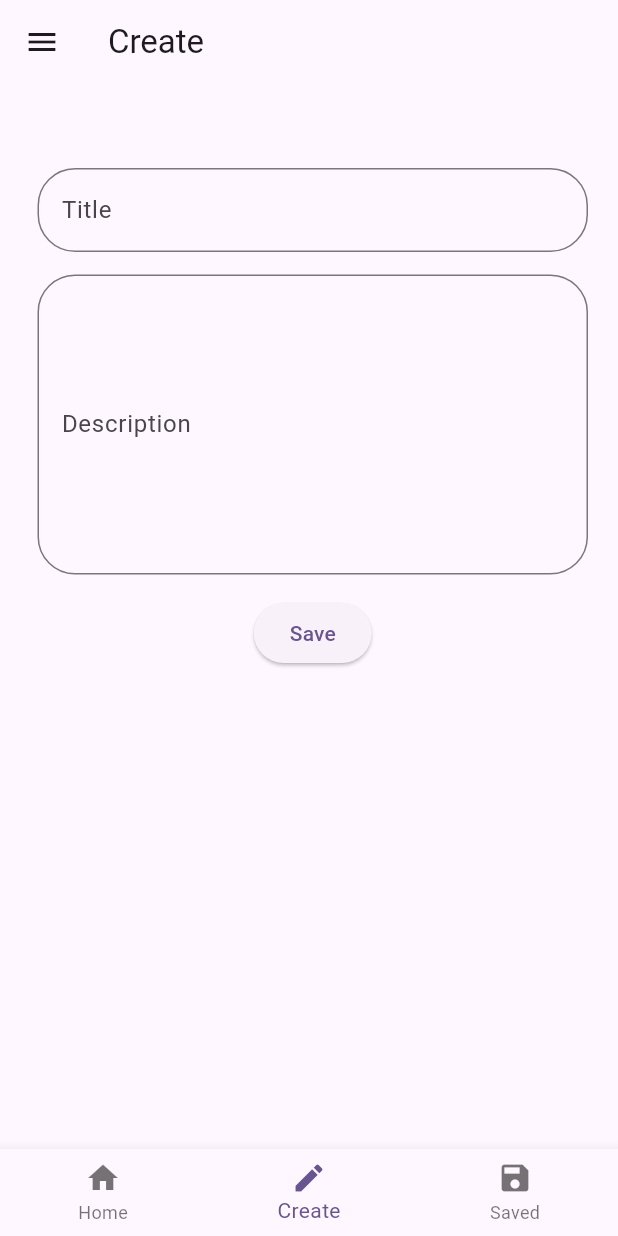
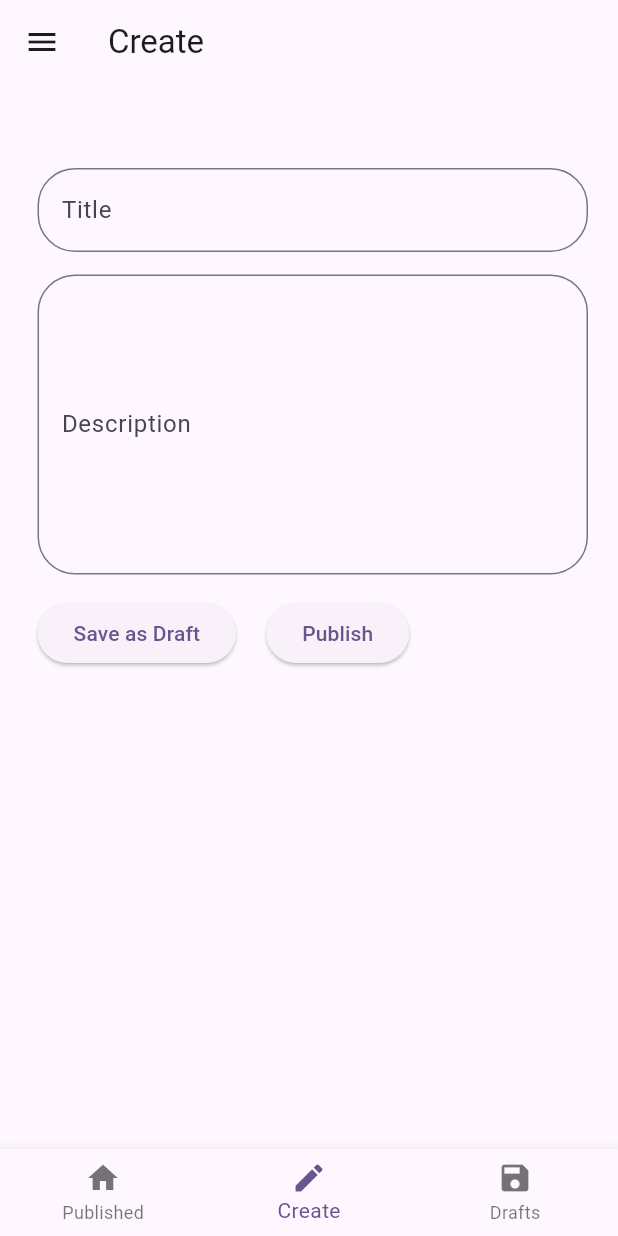
Before and after one commit to sailesh818/publish-and-save, a Flutter app: the screen it shows once a user with an empty profile is signed in, item 2 of the bottom bar chosen, on a phone screen of 412 x 824 dp. Run offline on Flutter 3.47's test engine with Material 3 defaults, Android fonts, the phone set to English and light mode, and no system bars; our stand-ins replace cloud_firestore, firebase_auth, firebase_core, get; accounts and stored records are empty.

Commit message:
publish and drafts added

```diff
--- a/lib/pages/create_page.dart
+++ b/lib/pages/create_page.dart
@@ -1,4 +1,5 @@
 import 'package:cloud_firestore/cloud_firestore.dart';
+import 'package:firebase_auth/firebase_auth.dart';
 //import 'package:firebase_storage/firebase_storage.dart';
 import 'package:flutter/material.dart';
 
@@ -15,9 +16,10 @@ class _CreatePageState extends State<CreatePage> {
   final titlecontroller = TextEditingController();
   final desccontroller = TextEditingController();
 
-  void save() {
+  Future<void> saveNote({required bool isPublic}) async {
     final title = titlecontroller.text.trim();
     final desc = desccontroller.text.trim();
+    final uid = FirebaseAuth.instance.currentUser?.uid;
 
     if (title.isEmpty || desc.isEmpty) {
       ScaffoldMessenger.of(
@@ -27,14 +29,18 @@ class _CreatePageState extends State<CreatePage> {
       FirebaseFirestore.instance.collection('notes').add({
         'title': title,
         'content': desc,
+        'authorId': uid,
+        'visibility': isPublic ? 'public' : 'draft',
         'timestamp': Timestamp.now(),
       });
       titlecontroller.clear();
       desccontroller.clear();
 
-      ScaffoldMessenger.of(
-        context,
-      ).showSnackBar(SnackBar(content: Text('Notes Saved successfully')));
+      ScaffoldMessenger.of(context).showSnackBar(
+        SnackBar(
+          content: Text(isPublic ? 'Published!' : 'Notes Saved as draft'),
+        ),
+      );
     }
   }
 
@@ -70,7 +76,19 @@ class _CreatePageState extends State<CreatePage> {
                   maxLines: 7,
                 ),
                 SizedBox(height: 15),
-                ElevatedButton(onPressed: save, child: Text('Save')),
+                Row(
+                  children: [
+                    ElevatedButton(
+                      onPressed: () => saveNote(isPublic: false),
+                      child: Text('Save as Draft'),
+                    ),
+                    SizedBox(width: 20),
+                    ElevatedButton(
+                      onPressed: () => saveNote(isPublic: true),
+                      child: Text('Publish'),
+                    ),
+                  ],
+                ),
               ],
             ),
           ),
--- a/lib/pages/navigationbar_page.dart
+++ b/lib/pages/navigationbar_page.dart
@@ -1,8 +1,10 @@
 import 'package:firebase_auth/firebase_auth.dart';
 import 'package:flutter/material.dart';
 import 'package:flutter_application_1/pages/create_page.dart';
-import 'package:flutter_application_1/pages/home_pages.dart';
-import 'package:flutter_application_1/pages/saved_page.dart';
+import 'package:flutter_application_1/pages/drafts_page.dart';
+//import 'package:flutter_application_1/pages/home_pages.dart';
+import 'package:flutter_application_1/pages/published_notes_page.dart';
+//import 'package:flutter_application_1/pages/saved_page.dart';
 import 'package:flutter_application_1/widget/navigationdrawer_widget.dart';
 
 class NavigationbarPage extends StatefulWidget {
@@ -16,9 +18,9 @@ class _NavigationbarPageState extends State<NavigationbarPage> {
   final user = FirebaseAuth.instance.currentUser;
   int selectedIndex = 0;
 
-  List<String> titles = ['Home', 'Create', 'Saved'];
+  List<String> titles = ['Published', 'Create', 'Drafts'];
 
-  List<Widget> pages = [HomePages(), CreatePage(), SavedPage()];
+  List<Widget> pages = [PublishedNotesPage(), CreatePage(), MyDraftsPage()];
   void onitem(int index) {
     setState(() {
       selectedIndex = index;
@@ -37,9 +39,9 @@ class _NavigationbarPageState extends State<NavigationbarPage> {
         currentIndex: selectedIndex,
         onTap: onitem,
         items: const [
-          BottomNavigationBarItem(icon: Icon(Icons.home), label: 'Home'),
+          BottomNavigationBarItem(icon: Icon(Icons.home), label: 'Published'),
           BottomNavigationBarItem(icon: Icon(Icons.create), label: 'Create'),
-          BottomNavigationBarItem(icon: Icon(Icons.save), label: 'Saved'),
+          BottomNavigationBarItem(icon: Icon(Icons.save), label: 'Drafts'),
         ],
       ),
     );
```
Also changed, not shown: lib/pages/drafts_page.dart (added, +42 -0 lines), lib/pages/published_notes_page.dart (added, +70 -0 lines).
